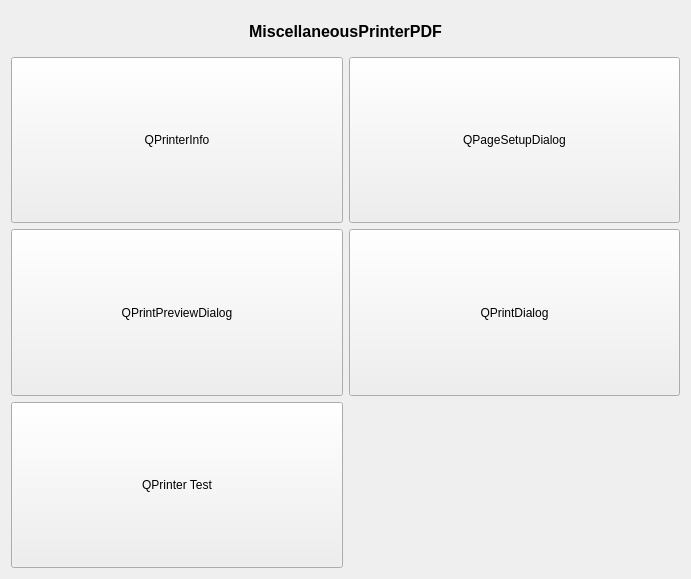
First picture: the form in QtGuiApplicationTest/QtGuiApplicationTest/MiscellaneousPrinterPDF.ui, repository xautshuanglong/QtLearningRepository, before the edit.
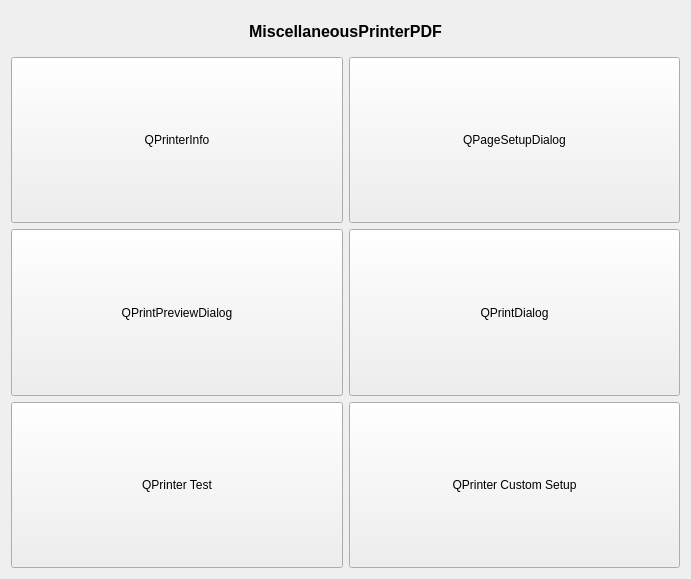
Second picture: the form after the edit. Custom widgets are drawn as their Qt base class.

Commit message: 通过 QPrinter 代码设置从参数，模拟 UI 设置属性。

Diff of the .ui file:
```diff
--- a/QtGuiApplicationTest/QtGuiApplicationTest/MiscellaneousPrinterPDF.ui
+++ b/QtGuiApplicationTest/QtGuiApplicationTest/MiscellaneousPrinterPDF.ui
@@ -108,6 +108,19 @@
        </property>
       </widget>
      </item>
+     <item row="2" column="1">
+      <widget class="QPushButton" name="btnQPrinterCustom">
+       <property name="sizePolicy">
+        <sizepolicy hsizetype="Expanding" vsizetype="Expanding">
+         <horstretch>0</horstretch>
+         <verstretch>0</verstretch>
+        </sizepolicy>
+       </property>
+       <property name="text">
+        <string>QPrinter Custom Setup</string>
+       </property>
+      </widget>
+     </item>
     </layout>
    </item>
   </layout>
```
The commit also changes 2 other files.
